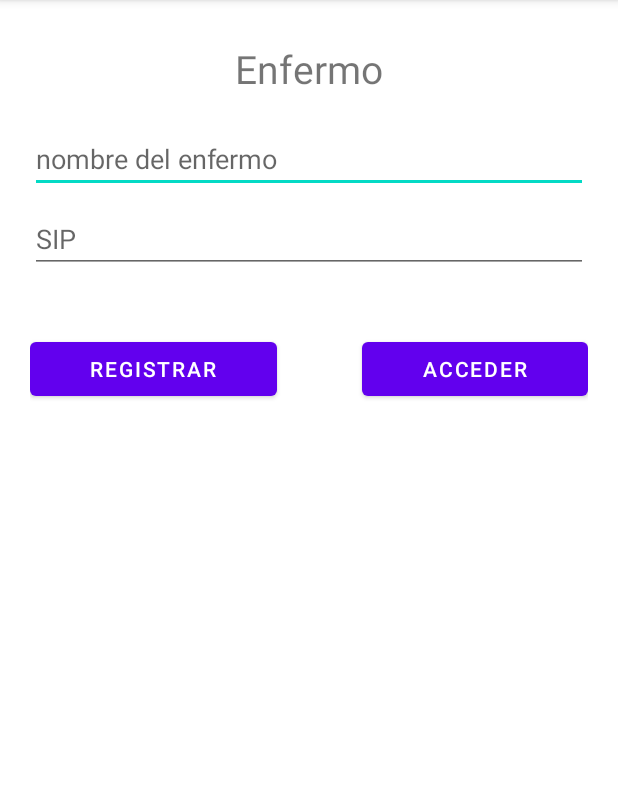
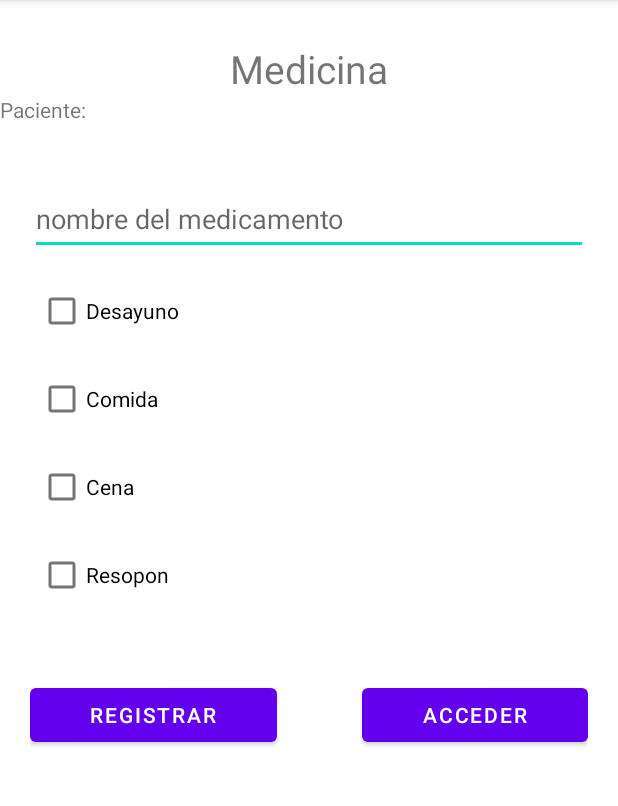
Before and after one commit to jrodriguezballester/proyectoSDAM, an Android app: the screen it shows after launch (IllActivity before the commit, AddMedicineActivity after it), after a tap on "REGISTRAR", on a phone screen of 412 x 824 dp, the part 84-890 px from its top. Run offline under Robolectric (Android 15) with nearby library versions, the phone set to English and light mode, and no system bars; our stand-ins replace Firebase (no records; nobody signed in at launch, a user with empty details on screens opened directly).

Commit message:
Activity registrar medicinas

```diff
--- a/app/build.gradle
+++ b/app/build.gradle
@@ -53,6 +53,7 @@ dependencies {
     implementation 'androidx.appcompat:appcompat:1.3.1'
     implementation 'com.google.android.material:material:1.4.0'
     implementation 'androidx.constraintlayout:constraintlayout:2.1.0'
+    implementation 'com.google.firebase:firebase-database-ktx:19.7.0'
     testImplementation 'junit:junit:4.13.2'
     androidTestImplementation 'androidx.test.ext:junit:1.1.3'
     androidTestImplementation 'androidx.test.espresso:espresso-core:3.4.0'
--- a/app/src/main/AndroidManifest.xml
+++ b/app/src/main/AndroidManifest.xml
@@ -9,7 +9,10 @@
         android:roundIcon="@mipmap/ic_launcher_round"
         android:supportsRtl="true"
         android:theme="@style/Theme.ProyectoSDAM">
-        <activity android:name=".IllActivity"></activity>
+        <activity
+            android:name=".AddMedicineActivity"
+            android:exported="true" />
+        <activity android:name=".IllActivity" />
         <activity android:name=".AuthActivity">
             <intent-filter>
                 <action android:name="android.intent.action.MAIN" />
--- /dev/null
+++ b/app/src/main/java/com/example/proyectosdam/AddMedicineActivity.kt
@@ -0,0 +1,21 @@
+package com.example.proyectosdam
+
+import android.os.Bundle
+import androidx.appcompat.app.AppCompatActivity
+import com.example.proyectosdam.databinding.ActivityAddMedicineBinding
+
+class AddMedicineActivity : AppCompatActivity() {
+    private lateinit var binding: ActivityAddMedicineBinding
+    override fun onCreate(savedInstanceState: Bundle?) {
+        super.onCreate(savedInstanceState)
+        binding = ActivityAddMedicineBinding.inflate(layoutInflater)
+        val view = binding.root
+        setContentView(view)
+
+        // reccoger bundle paciente
+        val bundle = intent.extras
+        val paciente:Paciente= bundle!!["myUser2"] as Paciente
+        binding.nombre.text = paciente.nombre
+
+    }
+}
--- a/app/src/main/java/com/example/proyectosdam/IllActivity.kt
+++ b/app/src/main/java/com/example/proyectosdam/IllActivity.kt
@@ -1,68 +1,112 @@
 package com.example.proyectosdam
 
 import android.content.ContentValues.TAG
+import android.content.Intent
 import android.os.Bundle
 import android.util.Log
 import android.widget.Toast
 import androidx.appcompat.app.AppCompatActivity
 import com.example.proyectosdam.databinding.ActivityIllBinding
+import com.google.firebase.database.DatabaseReference
+import com.google.firebase.database.FirebaseDatabase
+import com.google.firebase.firestore.DocumentSnapshot
 import com.google.firebase.firestore.ktx.firestore
 import com.google.firebase.ktx.Firebase
+
 
 class IllActivity : AppCompatActivity() {
     private var myid: String = ""
     private lateinit var binding: ActivityIllBinding
     val db = Firebase.firestore
+    val mRootReference = FirebaseDatabase.getInstance()
+    private lateinit var database: DatabaseReference
+
     override fun onCreate(savedInstanceState: Bundle?) {
         super.onCreate(savedInstanceState)
         binding = ActivityIllBinding.inflate(layoutInflater)
         val view = binding.root
+        // val sip = binding.SIP.text.toString()
+        // val illName = binding.nameIll.text.toString()
+
         setContentView(view)
 
         binding.registerIllButton.setOnClickListener {
             val illName = binding.nameIll.text.toString()
             val sip = binding.SIP.text.toString()
-            /////
-            Toast.makeText(
-                this,
-                "pulsado",
-                Toast.LENGTH_SHORT
-            ).show();
-            /////
-            //     val db = Firebase.firestore
-            // Create a new user with a first and last name
+
+            // Create a new usuario with a nick and SIP
             val user = hashMapOf(
                 "nick" to illName,
-                "SIP" to sip,
-                "born" to 1815
+                "SIP" to sip
             )
-// Add a new document with a generated ID
-            db.collection("users").add(user)
-                .addOnSuccessListener { documentReference ->
-                    Log.d(TAG, "DocumentSnapshot added with ID: ${documentReference.id}")
-                    myid = documentReference.id
-                    //  continuarApp()
+            val myUsuario:Paciente=Paciente()
+
+            myUsuario.nombre=illName
+            myUsuario.sip=sip
+
+
+            val usuario = hashMapOf<String, Any?>()
+            usuario["nick"] = illName
+            usuario["SIP"] = sip
+            // guarda usuario en BD
+            db.collection("users").document(sip).set(usuario)
+                .addOnSuccessListener {
+                    Toast.makeText(
+                        this,
+                        "REGISTRADO",
+                        Toast.LENGTH_SHORT
+                    ).show()
+                    this.continuarApp(usuario,myUsuario)
                 }
                 .addOnFailureListener { e ->
                     Log.w(TAG, "Error adding document", e)
                 }
         }
+
+
         binding.AccederButton.setOnClickListener {
-            continuarApp()
+            val sip = binding.SIP.text.toString()
+            db.collection("users").document(sip).get().addOnSuccessListener {
+                // con esto tenemos el it
+                Toast.makeText(
+                    this,
+                    it.getString("nick"),
+                    Toast.LENGTH_SHORT
+                ).show();
+                continuar(it, sip)
+            }
         }
     }
 
+    private fun continuar(it: DocumentSnapshot?, sip: String) {
+        val usuario = hashMapOf<String, Any?>()
+        usuario["medicina"] = "illName"
+        usuario["SIP"] = "sip"
+     //TODO continuar en otro activity que muestre las dosis
 
-    public fun continuarApp() {
-        Recursos().mostrarAviso1(this, "Aviso", "Continua la aplicacion:$myid")
+    //    db.collection("users").document(sip)
+    //        .collection("Medicinas").add(usuario)
+    }
 
-        val enfermo = db.collection("users").document(myid)
-    // Set the "medicina" field of the city 'DC'
-        enfermo.update("medicina", "valium")
-            .addOnSuccessListener { Log.d(TAG, "DocumentSnapshot successfully updated!") }
-            .addOnFailureListener { e -> Log.w(TAG, "Error updating document", e) }
 
-        //   val intent = Intent(this, IllActivity::class.java)
-        //   startActivity(intent)
+    public fun continuarApp(usuario: HashMap<String, Any?>, myUsuario: Paciente) {
+    //    Recursos().mostrarAviso1(this, "Aviso", "Continua la aplicacion:$myid")
+
+        //     val enfermo = db.collection("users").document(myid)
+        // Set the "medicina" field of the city 'DC'
+        //    enfermo.update("medicina", "valium")
+        //          .addOnSuccessListener { Log.d(TAG, "DocumentSnapshot successfully updated!") }
+        //          .addOnFailureListener { e -> Log.w(TAG, "Error updating document", e) }
+
+        val bundle = Bundle()
+        bundle.putSerializable("myUser", usuario)
+        bundle.putSerializable("myUser2", myUsuario)
+
+        val intent = Intent(this, AddMedicineActivity::class.java)
+        intent.putExtras(bundle)
+        startActivity(intent)
     }
 }
+
+//  val enfermo = db.collection("users").document(sip)
+//  enfermo.update("medicina", "valium")
--- /dev/null
+++ b/app/src/main/java/com/example/proyectosdam/Paciente.kt
@@ -0,0 +1,12 @@
+package com.example.proyectosdam
+
+import java.io.Serializable
+
+class Paciente:Serializable {
+    var nombre: String? = null
+    var sip: String? = null
+
+ //   constructor(illName: String, sip: String) : this()
+
+
+}
--- /dev/null
+++ b/app/src/main/res/layout/activity_add_medicine.xml
@@ -0,0 +1,135 @@
+<?xml version="1.0" encoding="utf-8"?>
+<androidx.constraintlayout.widget.ConstraintLayout xmlns:android="http://schemas.android.com/apk/res/android"
+    xmlns:tools="http://schemas.android.com/tools"
+    android:layout_width="match_parent"
+    android:layout_height="match_parent"
+    tools:context=".AddMedicineActivity">
+
+
+    <LinearLayout
+        android:layout_width="match_parent"
+        android:layout_height="match_parent"
+        android:layout_marginTop="20dp"
+        android:orientation="vertical">
+
+        <Space
+            android:layout_width="match_parent"
+            android:layout_height="8dp" />
+
+        <TextView
+            android:id="@+id/textView2"
+            android:layout_width="wrap_content"
+            android:layout_height="wrap_content"
+            android:layout_gravity="center"
+            android:text="Medicina"
+            android:textSize="26sp" />
+
+        <TextView
+
+            android:layout_width="wrap_content"
+            android:layout_height="wrap_content"
+            android:ems="10"
+            android:text="Paciente:" />
+
+        <TextView
+            android:id="@+id/nombre"
+            android:layout_width="wrap_content"
+            android:layout_height="wrap_content"
+            android:ems="10" />
+
+        <LinearLayout
+            android:layout_width="match_parent"
+            android:layout_height="wrap_content"
+            android:layout_marginStart="20dp"
+            android:layout_marginTop="20dp"
+            android:layout_marginEnd="20dp"
+            android:orientation="vertical">
+
+            <EditText
+                android:id="@+id/nameMedicine"
+                android:layout_width="match_parent"
+                android:layout_height="wrap_content"
+                android:ems="10"
+                android:hint="nombre del medicamento"
+
+                android:inputType="text"
+                android:minHeight="48dp" />
+
+            <Space
+                android:layout_width="match_parent"
+                android:layout_height="8dp" />
+
+
+            <LinearLayout
+                android:layout_width="match_parent"
+                android:layout_height="match_parent"
+                android:orientation="vertical">
+
+                <CheckBox
+                    android:id="@+id/cbDesayuno"
+                    android:layout_width="wrap_content"
+                    android:layout_height="wrap_content"
+                    android:layout_margin="@dimen/margencheckbox"
+                    android:text="Desayuno" />
+
+                <CheckBox
+                    android:id="@+id/cbComida"
+                    android:layout_width="wrap_content"
+                    android:layout_height="wrap_content"
+                    android:layout_margin="@dimen/margencheckbox"
+                    android:text="Comida" />
+
+                <CheckBox
+                    android:id="@+id/cbCena"
+                    android:layout_width="wrap_content"
+                    android:layout_height="wrap_content"
+                    android:layout_margin="@dimen/margencheckbox"
+                    android:text="Cena" />
+
+                <CheckBox
+                    android:id="@+id/cbResopon"
+                    android:layout_width="wrap_content"
+                    android:layout_height="wrap_content"
+                    android:layout_margin="@dimen/margencheckbox"
+                    android:text="Resopon" />
+
+            </LinearLayout>
+
+            <Space
+                android:layout_width="match_parent"
+                android:layout_height="40dp" />
+
+            <LinearLayout
+                android:layout_width="match_parent"
+                android:layout_height="wrap_content"
+                android:orientation="horizontal">
+
+                <Button
+                    android:id="@+id/registerMedicineButton"
+                    android:layout_width="wrap_content"
+                    android:layout_height="wrap_content"
+                    android:layout_weight="1"
+                    android:text="registrar"
+                    android:textColor="@android:color/white" />
+
+                <Space
+                    android:layout_width="8dp"
+                    android:layout_height="wrap_content"
+                    android:layout_weight="1" />
+
+                <Button
+                    android:id="@+id/AccederButton"
+                    android:layout_width="wrap_content"
+                    android:layout_height="wrap_content"
+                    android:layout_weight="1"
+                    android:text="Acceder"
+                    android:textColor="@android:color/white" />
+
+            </LinearLayout>
+
+
+        </LinearLayout>
+
+    </LinearLayout>
+
+</androidx.constraintlayout.widget.ConstraintLayout>
--- /dev/null
+++ b/app/src/main/res/values/values.xml
@@ -0,0 +1,4 @@
+<?xml version="1.0" encoding="utf-8"?>
+<resources>
+    <dimen name="margencheckbox">5dp</dimen>
+</resources>
```
Also changed, not shown: build.gradle (+6 -4 lines), gradle/wrapper/gradle-wrapper.properties.
